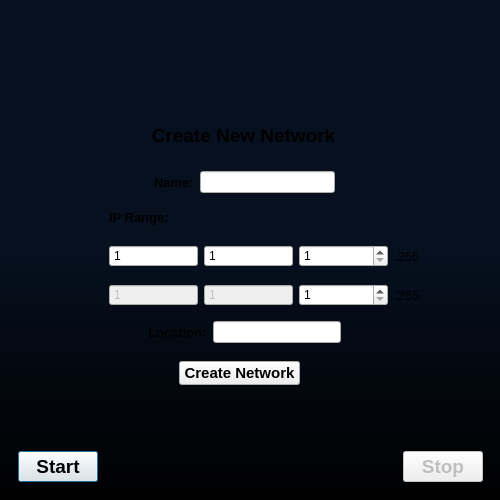
This is src/ui/MainWindow.ui in bitcap-co/bitcap-ipr as Qt 5 draws it before an edit. The edited form follows.
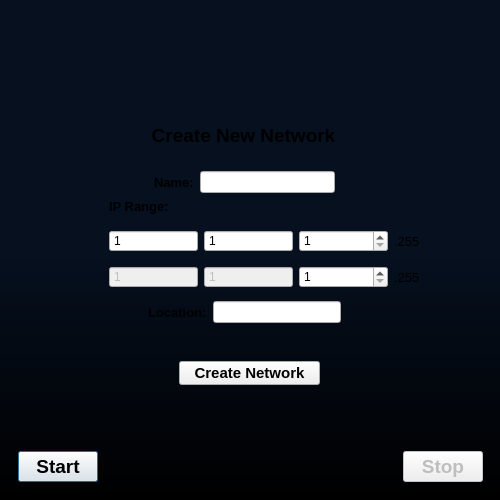
This is the edited form. The open tabs and pages were chosen to show the change.

Commit message: adjust elements

Patch:
```diff
--- a/src/ui/MainWindow.ui
+++ b/src/ui/MainWindow.ui
@@ -607,7 +607,7 @@
           <rect>
            <x>170</x>
            <y>250</y>
-           <width>121</width>
+           <width>141</width>
            <height>24</height>
           </rect>
          </property>
@@ -625,7 +625,7 @@
          <property name="geometry">
           <rect>
            <x>10</x>
-           <y>210</y>
+           <y>190</y>
            <width>451</width>
            <height>22</height>
           </rect>
@@ -694,9 +694,9 @@
          <property name="geometry">
           <rect>
            <x>100</x>
-           <y>90</y>
+           <y>80</y>
            <width>311</width>
-           <height>111</height>
+           <height>101</height>
           </rect>
          </property>
          <layout class="QVBoxLayout" name="verticalLayout_5">
```
Left out of the diff: 4 changed lines with no effect on the pictures. The commit also changes 1 other file.
